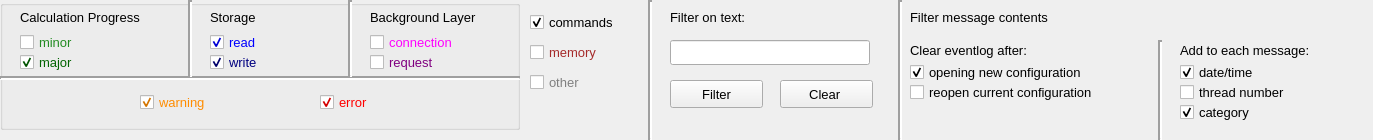
Before: the Qt Designer form qtgui/exe/res/ui/DmsEventLogSelection.ui in ObjectVision/GeoDMS, drawn with Qt 5.
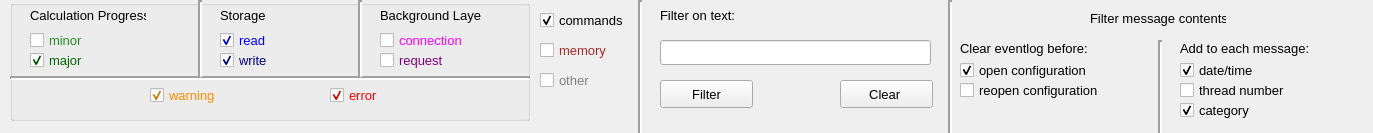
After: the same form once the commit is applied.

Commit message: renaming of labels, lay-out improvements

```diff
--- a/qtgui/exe/res/ui/DmsEventLogSelection.ui
+++ b/qtgui/exe/res/ui/DmsEventLogSelection.ui
@@ -7,7 +7,7 @@
     <x>0</x>
     <y>0</y>
     <width>1373</width>
-    <height>140</height>
+    <height>133</height>
    </rect>
   </property>
   <property name="windowTitle">
@@ -16,10 +16,10 @@
   <widget class="QGroupBox" name="groupBox">
    <property name="geometry">
     <rect>
-     <x>0</x>
+     <x>10</x>
      <y>0</y>
      <width>520</width>
-     <height>130</height>
+     <height>121</height>
     </rect>
    </property>
    <property name="autoFillBackground">
@@ -77,8 +77,8 @@
      <rect>
       <x>20</x>
       <y>7</y>
-      <width>150</width>
-      <height>21</height>
+      <width>116</width>
+      <height>16</height>
      </rect>
     </property>
     <property name="font">
@@ -96,8 +96,8 @@
      <rect>
       <x>210</x>
       <y>7</y>
-      <width>57</width>
-      <height>21</height>
+      <width>45</width>
+      <height>16</height>
      </rect>
     </property>
     <property name="font">
@@ -115,8 +115,8 @@
      <rect>
       <x>370</x>
       <y>7</y>
-      <width>131</width>
-      <height>21</height>
+      <width>101</width>
+      <height>16</height>
      </rect>
     </property>
     <property name="font">
@@ -153,8 +153,8 @@
      <rect>
       <x>20</x>
       <y>50</y>
-      <width>70</width>
-      <height>25</height>
+      <width>57</width>
+      <height>20</height>
      </rect>
     </property>
     <property name="font">
@@ -177,8 +177,8 @@
      <rect>
       <x>20</x>
       <y>30</y>
-      <width>69</width>
-      <height>25</height>
+      <width>56</width>
+      <height>20</height>
      </rect>
     </property>
     <property name="font">
@@ -200,9 +200,9 @@
     <property name="geometry">
      <rect>
       <x>140</x>
-      <y>90</y>
-      <width>86</width>
-      <height>25</height>
+      <y>85</y>
+      <width>69</width>
+      <height>20</height>
      </rect>
     </property>
     <property name="font">
@@ -224,9 +224,9 @@
     <property name="geometry">
      <rect>
       <x>320</x>
-      <y>90</y>
-      <width>63</width>
-      <height>25</height>
+      <y>85</y>
+      <width>52</width>
+      <height>20</height>
      </rect>
     </property>
     <property name="font">
@@ -249,8 +249,8 @@
      <rect>
       <x>210</x>
       <y>30</y>
-      <width>60</width>
-      <height>25</height>
+      <width>49</width>
+      <height>20</height>
      </rect>
     </property>
     <property name="font">
@@ -273,8 +273,8 @@
      <rect>
       <x>210</x>
       <y>50</y>
-      <width>65</width>
-      <height>25</height>
+      <width>52</width>
+      <height>20</height>
      </rect>
     </property>
     <property name="font">
@@ -297,8 +297,8 @@
      <rect>
       <x>370</x>
       <y>30</y>
-      <width>107</width>
-      <height>25</height>
+      <width>84</width>
+      <height>20</height>
      </rect>
     </property>
     <property name="font">
@@ -321,8 +321,8 @@
      <rect>
       <x>370</x>
       <y>50</y>
-      <width>83</width>
-      <height>25</height>
+      <width>66</width>
+      <height>20</height>
      </rect>
     </property>
     <property name="font">
@@ -344,10 +344,10 @@
   <widget class="QCheckBox" name="m_category_filter_commands">
    <property name="geometry">
     <rect>
-     <x>530</x>
+     <x>540</x>
      <y>10</y>
-     <width>107</width>
-     <height>25</height>
+     <width>85</width>
+     <height>20</height>
     </rect>
    </property>
    <property name="font">
@@ -368,10 +368,10 @@
   <widget class="QCheckBox" name="m_category_filter_other">
    <property name="geometry">
     <rect>
-     <x>530</x>
+     <x>540</x>
      <y>70</y>
-     <width>66</width>
-     <height>25</height>
+     <width>53</width>
+     <height>20</height>
     </rect>
    </property>
    <property name="font">
@@ -392,9 +392,9 @@
   <widget class="QLineEdit" name="m_text_filter">
    <property name="geometry">
     <rect>
-     <x>670</x>
+     <x>660</x>
      <y>40</y>
-     <width>200</width>
+     <width>271</width>
      <height>25</height>
     </rect>
    </property>
@@ -402,7 +402,7 @@
   <widget class="Line" name="line_4">
    <property name="geometry">
     <rect>
-     <x>640</x>
+     <x>630</x>
      <y>0</y>
      <width>20</width>
      <height>140</height>
@@ -421,10 +421,10 @@
   <widget class="QLabel" name="lbl_background_layer_2">
    <property name="geometry">
     <rect>
-     <x>670</x>
+     <x>660</x>
      <y>7</y>
-     <width>131</width>
-     <height>21</height>
+     <width>77</width>
+     <height>16</height>
     </rect>
    </property>
    <property name="font">
@@ -440,7 +440,7 @@
   <widget class="QPushButton" name="m_activate_text_filter">
    <property name="geometry">
     <rect>
-     <x>670</x>
+     <x>660</x>
      <y>80</y>
      <width>93</width>
      <height>28</height>
@@ -458,7 +458,7 @@
   <widget class="QPushButton" name="m_clear_text_filter">
    <property name="geometry">
     <rect>
-     <x>780</x>
+     <x>840</x>
      <y>80</y>
      <width>93</width>
      <height>28</height>
@@ -476,10 +476,10 @@
   <widget class="QCheckBox" name="m_category_filter_memory">
    <property name="geometry">
     <rect>
-     <x>530</x>
+     <x>540</x>
      <y>40</y>
-     <width>87</width>
-     <height>25</height>
+     <width>70</width>
+     <height>20</height>
     </rect>
    </property>
    <property name="font">
@@ -500,7 +500,7 @@
   <widget class="Line" name="line_5">
    <property name="geometry">
     <rect>
-     <x>890</x>
+     <x>940</x>
      <y>0</y>
      <width>20</width>
      <height>140</height>
@@ -521,8 +521,8 @@
     <rect>
      <x>1180</x>
      <y>80</y>
-     <width>136</width>
-     <height>25</height>
+     <width>108</width>
+     <height>20</height>
     </rect>
    </property>
    <property name="font">
@@ -540,10 +540,10 @@
   <widget class="QCheckBox" name="m_opening_new_configuration">
    <property name="geometry">
     <rect>
-     <x>910</x>
+     <x>960</x>
      <y>60</y>
-     <width>222</width>
-     <height>25</height>
+     <width>129</width>
+     <height>20</height>
     </rect>
    </property>
    <property name="font">
@@ -552,7 +552,7 @@
     </font>
    </property>
    <property name="text">
-    <string>opening new configuration</string>
+    <string>open configuration</string>
    </property>
    <property name="checked">
     <bool>true</bool>
@@ -563,8 +563,8 @@
     <rect>
      <x>1180</x>
      <y>60</y>
-     <width>100</width>
-     <height>25</height>
+     <width>78</width>
+     <height>20</height>
     </rect>
    </property>
    <property name="font">
@@ -582,10 +582,10 @@
   <widget class="QLabel" name="lbl_clear_eventlogafter">
    <property name="geometry">
     <rect>
-     <x>910</x>
+     <x>960</x>
      <y>40</y>
-     <width>152</width>
-     <height>21</height>
+     <width>131</width>
+     <height>16</height>
     </rect>
    </property>
    <property name="font">
@@ -595,7 +595,7 @@
     </font>
    </property>
    <property name="text">
-    <string>Clear eventlog after:</string>
+    <string>Clear eventlog before:</string>
    </property>
   </widget>
   <widget class="QLabel" name="lbl_add_to_each_trace">
@@ -603,8 +603,8 @@
     <rect>
      <x>1180</x>
      <y>40</y>
-     <width>166</width>
-     <height>21</height>
+     <width>128</width>
+     <height>16</height>
     </rect>
    </property>
    <property name="font">
@@ -620,10 +620,10 @@
   <widget class="QLabel" name="lbl_background_layer_3">
    <property name="geometry">
     <rect>
-     <x>910</x>
-     <y>7</y>
-     <width>178</width>
-     <height>21</height>
+     <x>1090</x>
+     <y>10</y>
+     <width>136</width>
+     <height>16</height>
     </rect>
    </property>
    <property name="font">
@@ -639,10 +639,10 @@
   <widget class="QCheckBox" name="m_reopening_current_configuration">
    <property name="geometry">
     <rect>
-     <x>910</x>
+     <x>960</x>
      <y>80</y>
-     <width>237</width>
-     <height>25</height>
+     <width>151</width>
+     <height>20</height>
     </rect>
    </property>
    <property name="font">
@@ -651,7 +651,7 @@
     </font>
    </property>
    <property name="text">
-    <string>reopen current configuration</string>
+    <string>reopen configuration</string>
    </property>
    <property name="checked">
     <bool>false</bool>
@@ -662,8 +662,8 @@
     <rect>
      <x>1180</x>
      <y>100</y>
-     <width>136</width>
-     <height>25</height>
+     <width>72</width>
+     <height>20</height>
     </rect>
    </property>
    <property name="font">
```
